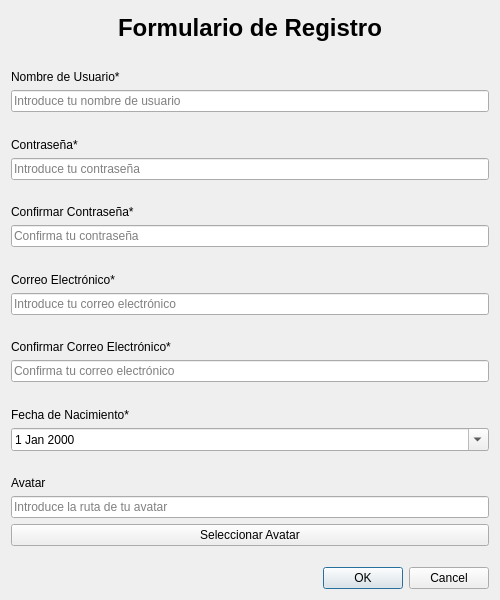
First picture: the form in pantallaregistro.ui, repository Carlessgm/Trabajo_IHM, before the edit.
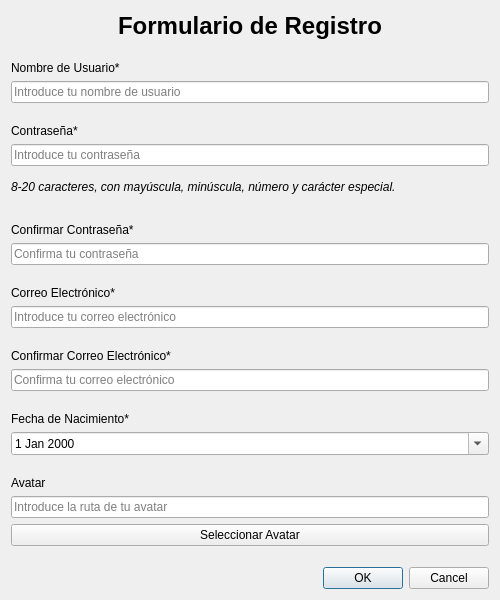
Second picture: the form after the edit.

Commit message: Añadido recordatorio requisitos contraseña

```diff
--- a/pantallaregistro.ui
+++ b/pantallaregistro.ui
@@ -17,24 +17,17 @@
    <string>Registro de Usuario</string>
   </property>
   <layout class="QGridLayout" name="gridLayout">
-   <item row="15" column="0">
-    <widget class="QPushButton" name="botonSeleccionarAvatar">
+   <item row="1" column="0">
+    <widget class="QLabel" name="labelNickname">
      <property name="text">
-      <string>Seleccionar Avatar</string>
-     </property>
-    </widget>
-   </item>
-   <item row="9" column="0">
-    <widget class="QLabel" name="labelConfirmarCorreo">
-     <property name="text">
-      <string>Confirmar Correo Electrónico*</string>
+      <string>Nombre de Usuario*</string>
      </property>
      <property name="alignment">
       <set>Qt::AlignmentFlag::AlignBottom|Qt::AlignmentFlag::AlignLeading|Qt::AlignmentFlag::AlignLeft</set>
      </property>
     </widget>
    </item>
-   <item row="13" column="0">
+   <item row="14" column="0">
     <widget class="QLabel" name="labelAvatar">
      <property name="text">
       <string>Avatar</string>
@@ -44,7 +37,7 @@
      </property>
     </widget>
    </item>
-   <item row="11" column="0">
+   <item row="12" column="0">
     <widget class="QLabel" name="labelFechaNacimiento">
      <property name="text">
       <string>Fecha de Nacimiento*</string>
@@ -54,58 +47,10 @@
      </property>
     </widget>
    </item>
-   <item row="7" column="0">
-    <widget class="QLabel" name="labelCorreo">
+   <item row="6" column="0">
+    <widget class="QLabel" name="labelConfirmarContrasena">
      <property name="text">
-      <string>Correo Electrónico*</string>
-     </property>
-     <property name="alignment">
-      <set>Qt::AlignmentFlag::AlignBottom|Qt::AlignmentFlag::AlignLeading|Qt::AlignmentFlag::AlignLeft</set>
-     </property>
-    </widget>
-   </item>
-   <item row="4" column="0">
-    <widget class="QLineEdit" name="lineEditContrasena">
-     <property name="echoMode">
-      <enum>QLineEdit::EchoMode::Password</enum>
-     </property>
-     <property name="placeholderText">
-      <string>Introduce tu contraseña</string>
-     </property>
-    </widget>
-   </item>
-   <item row="14" column="0">
-    <widget class="QLineEdit" name="lineEditAvatar">
-     <property name="placeholderText">
-      <string>Introduce la ruta de tu avatar</string>
-     </property>
-    </widget>
-   </item>
-   <item row="12" column="0">
-    <widget class="QDateEdit" name="dateEditNacimiento">
-     <property name="calendarPopup">
-      <bool>true</bool>
-     </property>
-    </widget>
-   </item>
-   <item row="2" column="0">
-    <widget class="QLineEdit" name="lineEditUsuario">
-     <property name="placeholderText">
-      <string>Introduce tu nombre de usuario</string>
-     </property>
-    </widget>
-   </item>
-   <item row="10" column="0">
-    <widget class="QLineEdit" name="lineEditConfirmarCorreo">
-     <property name="placeholderText">
-      <string>Confirma tu correo electrónico</string>
-     </property>
-    </widget>
-   </item>
-   <item row="1" column="0">
-    <widget class="QLabel" name="labelNickname">
-     <property name="text">
-      <string>Nombre de Usuario*</string>
+      <string>Confirmar Contraseña*</string>
      </property>
      <property name="alignment">
       <set>Qt::AlignmentFlag::AlignBottom|Qt::AlignmentFlag::AlignLeading|Qt::AlignmentFlag::AlignLeft</set>
@@ -128,7 +73,24 @@
      </property>
     </widget>
    </item>
-   <item row="6" column="0">
+   <item row="16" column="0">
+    <widget class="QPushButton" name="botonSeleccionarAvatar">
+     <property name="text">
+      <string>Seleccionar Avatar</string>
+     </property>
+    </widget>
+   </item>
+   <item row="4" column="0">
+    <widget class="QLineEdit" name="lineEditContrasena">
+     <property name="echoMode">
+      <enum>QLineEdit::EchoMode::Password</enum>
+     </property>
+     <property name="placeholderText">
+      <string>Introduce tu contraseña</string>
+     </property>
+    </widget>
+   </item>
+   <item row="7" column="0">
     <widget class="QLineEdit" name="lineEditConfirmarContrasena">
      <property name="echoMode">
       <enum>QLineEdit::EchoMode::Password</enum>
@@ -138,14 +100,7 @@
      </property>
     </widget>
    </item>
-   <item row="8" column="0">
-    <widget class="QLineEdit" name="lineEditCorreo">
-     <property name="placeholderText">
-      <string>Introduce tu correo electrónico</string>
-     </property>
-    </widget>
-   </item>
-   <item row="17" column="0">
+   <item row="18" column="0">
     <widget class="QDialogButtonBox" name="buttonBox">
      <property name="orientation">
       <enum>Qt::Orientation::Horizontal</enum>
@@ -155,33 +110,14 @@
      </property>
     </widget>
    </item>
-   <item row="3" column="0">
-    <widget class="QLabel" name="labelContrasena">
-     <property name="sizePolicy">
-      <sizepolicy hsizetype="Preferred" vsizetype="Preferred">
-       <horstretch>0</horstretch>
-       <verstretch>0</verstretch>
-      </sizepolicy>
+   <item row="9" column="0">
+    <widget class="QLineEdit" name="lineEditCorreo">
+     <property name="placeholderText">
+      <string>Introduce tu correo electrónico</string>
      </property>
-     <property name="text">
-      <string>Contraseña*</string>
-     </property>
-     <property name="alignment">
-      <set>Qt::AlignmentFlag::AlignBottom|Qt::AlignmentFlag::AlignLeading|Qt::AlignmentFlag::AlignLeft</set>
-     </property>
     </widget>
    </item>
-   <item row="5" column="0">
-    <widget class="QLabel" name="labelConfirmarContrasena">
-     <property name="text">
-      <string>Confirmar Contraseña*</string>
-     </property>
-     <property name="alignment">
-      <set>Qt::AlignmentFlag::AlignBottom|Qt::AlignmentFlag::AlignLeading|Qt::AlignmentFlag::AlignLeft</set>
-     </property>
-    </widget>
-   </item>
-   <item row="16" column="0">
+   <item row="17" column="0">
     <spacer name="verticalSpacer">
      <property name="orientation">
       <enum>Qt::Orientation::Vertical</enum>
@@ -197,6 +133,82 @@
      </property>
     </spacer>
    </item>
+   <item row="10" column="0">
+    <widget class="QLabel" name="labelConfirmarCorreo">
+     <property name="text">
+      <string>Confirmar Correo Electrónico*</string>
+     </property>
+     <property name="alignment">
+      <set>Qt::AlignmentFlag::AlignBottom|Qt::AlignmentFlag::AlignLeading|Qt::AlignmentFlag::AlignLeft</set>
+     </property>
+    </widget>
+   </item>
+   <item row="2" column="0">
+    <widget class="QLineEdit" name="lineEditUsuario">
+     <property name="placeholderText">
+      <string>Introduce tu nombre de usuario</string>
+     </property>
+    </widget>
+   </item>
+   <item row="13" column="0">
+    <widget class="QDateEdit" name="dateEditNacimiento">
+     <property name="calendarPopup">
+      <bool>true</bool>
+     </property>
+    </widget>
+   </item>
+   <item row="11" column="0">
+    <widget class="QLineEdit" name="lineEditConfirmarCorreo">
+     <property name="placeholderText">
+      <string>Confirma tu correo electrónico</string>
+     </property>
+    </widget>
+   </item>
+   <item row="3" column="0">
+    <widget class="QLabel" name="labelContrasena">
+     <property name="sizePolicy">
+      <sizepolicy hsizetype="Preferred" vsizetype="Preferred">
+       <horstretch>0</horstretch>
+       <verstretch>0</verstretch>
+      </sizepolicy>
+     </property>
+     <property name="text">
+      <string>Contraseña*</string>
+     </property>
+     <property name="alignment">
+      <set>Qt::AlignmentFlag::AlignBottom|Qt::AlignmentFlag::AlignLeading|Qt::AlignmentFlag::AlignLeft</set>
+     </property>
+    </widget>
+   </item>
+   <item row="8" column="0">
+    <widget class="QLabel" name="labelCorreo">
+     <property name="text">
+      <string>Correo Electrónico*</string>
+     </property>
+     <property name="alignment">
+      <set>Qt::AlignmentFlag::AlignBottom|Qt::AlignmentFlag::AlignLeading|Qt::AlignmentFlag::AlignLeft</set>
+     </property>
+    </widget>
+   </item>
+   <item row="15" column="0">
+    <widget class="QLineEdit" name="lineEditAvatar">
+     <property name="placeholderText">
+      <string>Introduce la ruta de tu avatar</string>
+     </property>
+    </widget>
+   </item>
+   <item row="5" column="0">
+    <widget class="QLabel" name="label">
+     <property name="font">
+      <font>
+       <italic>true</italic>
+      </font>
+     </property>
+     <property name="text">
+      <string>8-20 caracteres, con mayúscula, minúscula, número y carácter especial.</string>
+     </property>
+    </widget>
+   </item>
   </layout>
  </widget>
  <tabstops>
```
